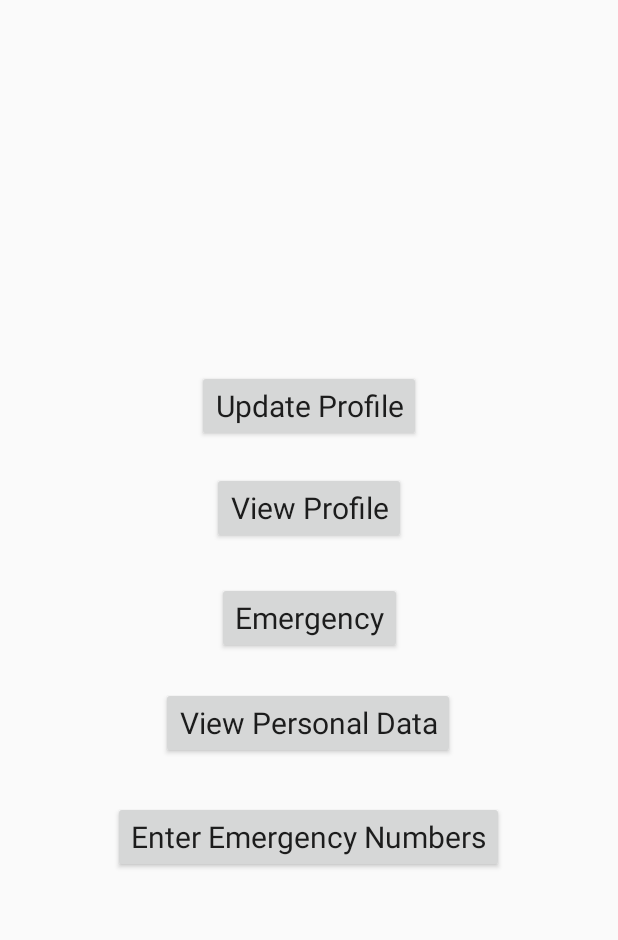
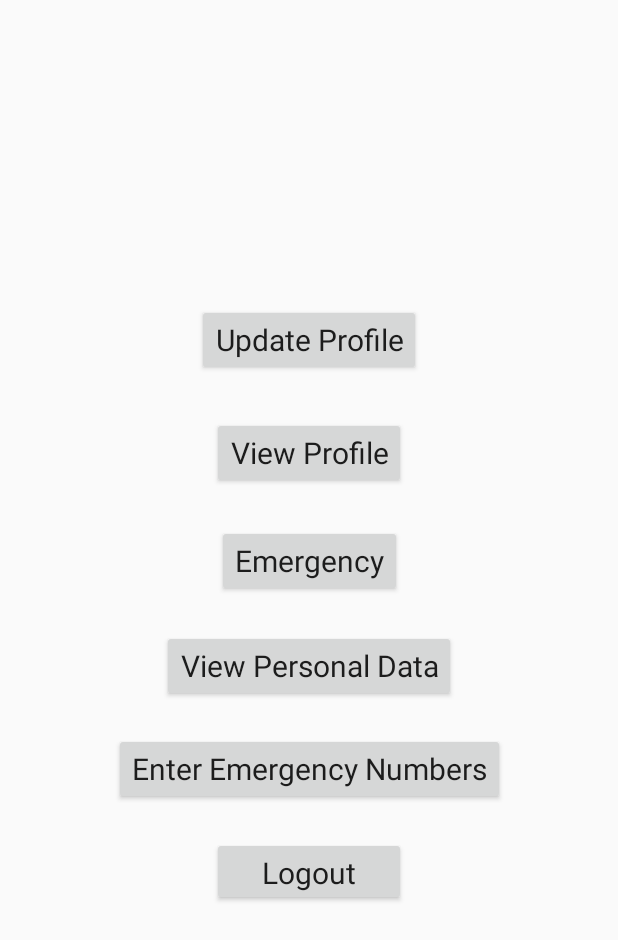
Before and after one commit to NitinNithilesh/Automatic-Fear-Detection, an Android app: the layout home.xml on its own in the app's theme, with its tools: preview values and no code run, on a phone screen of 412 x 824 dp. Shown: the top 940 px of the screen. Run offline under Robolectric (Android 15) with nearby library versions, the phone set to English and light mode, and no system bars.

Commit message:
Logout Action-UI Changes Made

```diff
--- a/app/src/main/AndroidManifest.xml
+++ b/app/src/main/AndroidManifest.xml
@@ -18,14 +18,13 @@
         <activity android:name=".MainActivity">
             <intent-filter>
                 <action android:name="android.intent.action.MAIN" />
-
                 <category android:name="android.intent.category.LAUNCHER" />
             </intent-filter>
         </activity>
         <activity android:name=".loginActivity">
         </activity>
-    <activity android:name=".HomeActivity">
-    </activity>
+        <activity android:name=".HomeActivity">
+        </activity>
         <activity android:name=".EnumberActivity">
         </activity>
         <activity android:name=".VprofileActivity">
--- a/app/src/main/java/com/example/myproject/MainActivity.java
+++ b/app/src/main/java/com/example/myproject/MainActivity.java
@@ -11,9 +11,10 @@ import android.widget.Button;
 import android.widget.EditText;
 import android.content.Intent;
 import android.widget.Toast;
+import androidx.appcompat.app.AppCompatActivity;
 
 
-public class MainActivity extends Activity implements OnClickListener
+public class MainActivity extends AppCompatActivity implements OnClickListener
 {
     EditText name,phone,pwd;
     Button Insert,login;
--- a/app/src/main/res/layout/home.xml
+++ b/app/src/main/res/layout/home.xml
@@ -10,14 +10,15 @@
         android:id="@+id/update_profile"
         android:layout_width="wrap_content"
         android:layout_height="wrap_content"
-        android:layout_marginTop="200dp"
-        android:layout_marginBottom="483dp"
+        android:layout_marginTop="156dp"
+        android:layout_marginBottom="527dp"
         android:onClick="onClick"
         android:text="Update Profile"
         android:textAppearance="@style/TextAppearance.AppCompat.Body1"
         android:textSize="20dp"
         app:layout_constraintBottom_toBottomOf="parent"
         app:layout_constraintEnd_toEndOf="parent"
+        app:layout_constraintHorizontal_bias="0.5"
         app:layout_constraintStart_toStartOf="parent"
         app:layout_constraintTop_toTopOf="parent" />
 
@@ -25,14 +26,15 @@
         android:id="@+id/view_profile"
         android:layout_width="wrap_content"
         android:layout_height="wrap_content"
-        android:layout_marginTop="268dp"
-        android:layout_marginBottom="415dp"
+        android:layout_marginTop="231dp"
+        android:layout_marginBottom="452dp"
         android:onClick="onClick"
         android:text="View Profile"
         android:textAppearance="@style/TextAppearance.AppCompat.Body1"
         android:textSize="20dp"
         app:layout_constraintBottom_toBottomOf="parent"
         app:layout_constraintEnd_toEndOf="parent"
+        app:layout_constraintHorizontal_bias="0.5"
         app:layout_constraintStart_toStartOf="parent"
         app:layout_constraintTop_toTopOf="parent" />
 
@@ -40,15 +42,15 @@
         android:id="@+id/update_enumber"
         android:layout_width="wrap_content"
         android:layout_height="wrap_content"
-        android:layout_marginTop="487dp"
-        android:layout_marginBottom="196dp"
+        android:layout_marginTop="442dp"
+        android:layout_marginBottom="241dp"
         android:onClick="onClick"
         android:text="Enter Emergency Numbers"
         android:textAppearance="@style/TextAppearance.AppCompat.Body1"
         android:textSize="20dp"
         app:layout_constraintBottom_toBottomOf="parent"
         app:layout_constraintEnd_toEndOf="parent"
-        app:layout_constraintHorizontal_bias="0.496"
+        app:layout_constraintHorizontal_bias="0.5"
         app:layout_constraintStart_toStartOf="parent"
         app:layout_constraintTop_toTopOf="parent" />
 
@@ -56,15 +58,15 @@
         android:id="@+id/view_pdata"
         android:layout_width="wrap_content"
         android:layout_height="wrap_content"
-        android:layout_marginTop="411dp"
-        android:layout_marginBottom="272dp"
+        android:layout_marginTop="373dp"
+        android:layout_marginBottom="310dp"
         android:onClick="onClick"
         android:text="View Personal Data"
         android:textAppearance="@style/TextAppearance.AppCompat.Body1"
         android:textSize="20dp"
         app:layout_constraintBottom_toBottomOf="parent"
         app:layout_constraintEnd_toEndOf="parent"
-        app:layout_constraintHorizontal_bias="0.497"
+        app:layout_constraintHorizontal_bias="0.5"
         app:layout_constraintStart_toStartOf="parent"
         app:layout_constraintTop_toTopOf="parent" />
 
@@ -72,6 +74,8 @@
         android:id="@+id/emergency"
         android:layout_width="wrap_content"
         android:layout_height="wrap_content"
+        android:layout_marginTop="303dp"
+        android:layout_marginBottom="380dp"
         android:onClick="onClick"
         android:text="Emergency"
         android:textAppearance="@style/TextAppearance.AppCompat.Body1"
@@ -82,5 +86,21 @@
         app:layout_constraintStart_toStartOf="parent"
         app:layout_constraintTop_toTopOf="parent" />
 
+    <Button
+        android:id="@+id/logout"
+        android:layout_width="129dp"
+        android:layout_height="46dp"
+        android:layout_marginTop="511dp"
+        android:layout_marginBottom="174dp"
+        android:onClick="onClick"
+        android:text="Logout"
+        android:textAppearance="@style/TextAppearance.AppCompat.Body1"
+        android:textSize="20dp"
+        app:layout_constraintBottom_toBottomOf="parent"
+        app:layout_constraintEnd_toEndOf="parent"
+        app:layout_constraintHorizontal_bias="0.5"
+        app:layout_constraintStart_toStartOf="parent"
+        app:layout_constraintTop_toTopOf="parent" />
+
 
 </androidx.constraintlayout.widget.ConstraintLayout>
```
Also changed, not shown: app/src/main/java/com/example/myproject/HomeActivity.java (+13 -1 lines), app/src/main/java/com/example/myproject/loginActivity.java (+8 -1 lines), app/src/main/res/layout/activity_main.xml (+27 -19 lines), app/src/main/res/layout/update_enumber.xml (+30 -44 lines), app/src/main/res/layout/update_profile.xml (+5 -5 lines), app/src/main/res/layout/view_profile.xml (+4 -4 lines).
